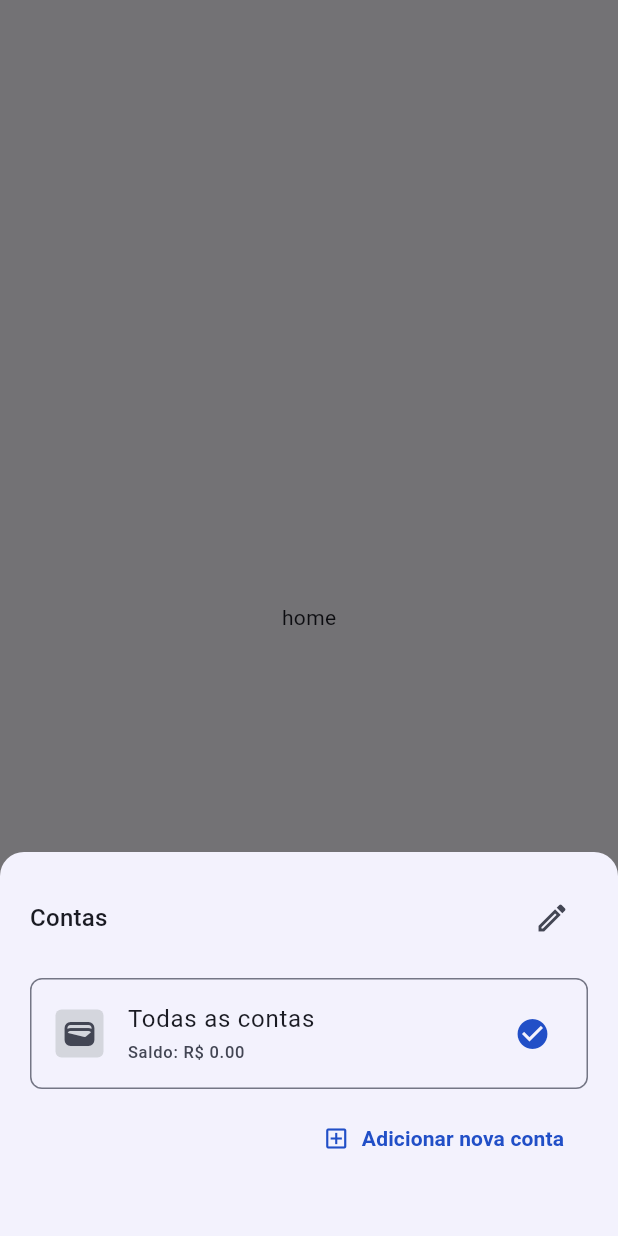
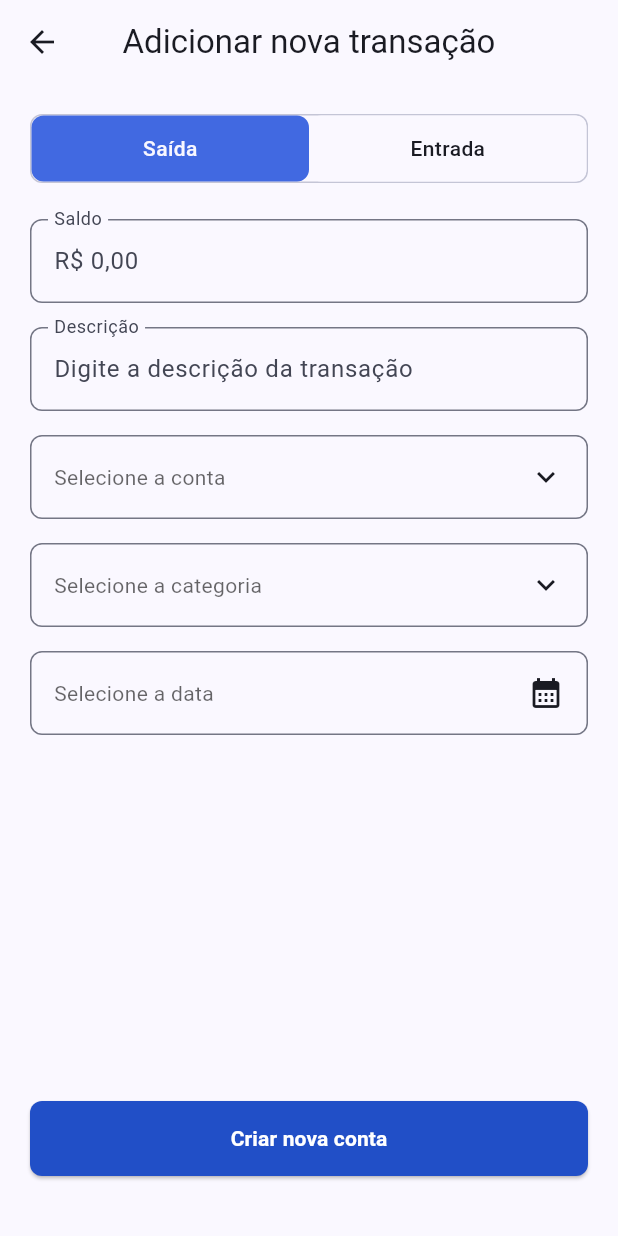
Before and after one commit to LuizHFJesus/konta_app, a Flutter app: the screen it shows after launch, after a tap on the "add" icon, on a phone screen of 412 x 824 dp. Run offline on Flutter 3.47's test engine with Material 3 defaults, Android fonts, the phone set to English and light mode, and no system bars; our stand-ins replace flutter_svg, get, get_it, go_router, google_fonts; missing offline and left inert: dart_either; accounts and stored records are empty; Roboto replaces fonts that are missing (Vazirmatn).

Commit message:
feat(transactions): implement create/update transaction form view

```diff
--- a/lib/app/di/dependency_injection.dart
+++ b/lib/app/di/dependency_injection.dart
@@ -52,7 +52,9 @@ Future<void> injectDependencies() async {
   getIt.registerLazySingleton<AuthController>(AuthController.new);
   getIt.registerLazySingleton<AccountsController>(AccountsController.new);
   getIt.registerFactory<AccountFormController>(AccountFormController.new);
-  getIt.registerFactory<TransactionsController>(TransactionsController.new);
+  getIt.registerLazySingleton<TransactionsController>(
+    TransactionsController.new,
+  );
   getIt.registerFactory<TransactionFormController>(
     TransactionFormController.new,
   );
--- a/lib/app/navigation/app_router.dart
+++ b/lib/app/navigation/app_router.dart
@@ -6,6 +6,8 @@ import 'package:konta_app/feature/accounts/ui/views/accounts_view.dart';
 import 'package:konta_app/feature/accounts/ui/views/add_edit_account_view.dart';
 import 'package:konta_app/feature/auth/view/auth_view.dart';
 import 'package:konta_app/feature/home/ui/base_screen.dart';
+import 'package:konta_app/feature/transactions/domain/models/transaction.dart';
+import 'package:konta_app/feature/transactions/ui/views/transaction_form_view.dart';
 
 class AppRouter {
   late final GoRouter router;
@@ -91,6 +93,28 @@ class AppRouter {
             ),
           ],
         ),
+
+        GoRoute(
+          name: AppRoutes.transactions,
+          path: AppRoutes.transactions,
+          builder: (context, state) =>
+              const Center(child: Text('transactions')),
+          routes: [
+            GoRoute(
+              name: AppRoutes.transactionsCreate,
+              path: 'create',
+              builder: (context, state) => const TransactionFormView(),
+            ),
+            GoRoute(
+              name: AppRoutes.transactionsUpdate,
+              path: 'update/:id',
+              builder: (context, state) {
+                final transaction = state.extra as Transaction?;
+                return TransactionFormView(transactionToEdit: transaction);
+              },
+            ),
+          ],
+        ),
       ],
     );
   }
--- a/lib/app/navigation/app_routes.dart
+++ b/lib/app/navigation/app_routes.dart
@@ -5,6 +5,9 @@ class AppRoutes {
   static const String reminder = '/reminder';
   static const String profile = '/profile';
   static const String accounts = '/accounts';
-  static const String accountsCreate = '/accounts/create';
-  static const String accountsEdit = '/accounts/edit/:id';
+  static const String accountsCreate = '$accounts/create';
+  static const String accountsEdit = '$accounts/edit/:id';
+  static const String transactions = '/transactions';
+  static const String transactionsCreate = '$transactions/create';
+  static const String transactionsUpdate = '$transactions/update/:id';
 }
--- a/lib/feature/accounts/ui/widgets/account_tile.dart
+++ b/lib/common/widgets/custom_tile.dart
@@ -1,22 +1,22 @@
 import 'package:flutter/material.dart';
 
-class AccountTile extends StatelessWidget {
-  const AccountTile({
+class CustomTile extends StatelessWidget {
+  const CustomTile({
     required this.icon,
     required this.color,
-    required this.name,
-    required this.balance,
-    required this.trailing,
-    required this.onTap,
+    required this.title,
+    this.subTitle,
+    this.trailing,
+    this.onTap,
     super.key,
   });
 
   final IconData icon;
   final Color color;
-  final String name;
-  final double balance;
+  final String title;
+  final String? subTitle;
   final Widget? trailing;
-  final VoidCallback onTap;
+  final VoidCallback? onTap;
 
   @override
   Widget build(BuildContext context) {
@@ -28,22 +28,24 @@ class AccountTile extends StatelessWidget {
         width: 32,
         decoration: BoxDecoration(
           borderRadius: BorderRadius.circular(4),
-            color: HSLColor.fromColor(color).withLightness(0.85).toColor(),
+          color: HSLColor.fromColor(color).withLightness(0.87).toColor(),
         ),
         alignment: Alignment.center,
         child: Icon(icon, color: color),
       ),
-      title: Text(name),
-      subtitle: Text(
-        'Saldo: R\$ ${balance.toStringAsFixed(2)}',
-        style: theme.textTheme.labelSmall?.copyWith(
-          color: theme.colorScheme.onSurfaceVariant,
-        ),
-      ),
+      title: Text(title),
+      subtitle: subTitle != null
+          ? Text(
+              subTitle!,
+              style: theme.textTheme.labelSmall?.copyWith(
+                color: theme.colorScheme.onSurfaceVariant,
+              ),
+            )
+          : null,
       onTap: onTap,
       trailing: trailing,
       shape: RoundedRectangleBorder(
-        side: BorderSide(color: theme.colorScheme.outline),
+        side: BorderSide(color: theme.colorScheme.outlineVariant),
         borderRadius: BorderRadius.circular(8),
       ),
     );
--- /dev/null
+++ b/lib/common/widgets/custom_toggle.dart
@@ -0,0 +1,67 @@
+import 'package:flutter/material.dart';
+
+class ToggleOption {
+  final String label;
+
+  const ToggleOption(this.label);
+}
+
+class CustomToggle extends StatelessWidget {
+  final List<ToggleOption> options;
+  final int selectedIndex;
+  final ValueChanged<int> onChanged;
+
+  const CustomToggle({
+    super.key,
+    required this.options,
+    required this.selectedIndex,
+    required this.onChanged,
+  });
+
+  @override
+  Widget build(BuildContext context) {
+    final theme = Theme.of(context);
+    return Container(
+      decoration: BoxDecoration(
+        border: Border.all(color: theme.colorScheme.outlineVariant),
+        borderRadius: const BorderRadius.horizontal(
+          left: Radius.circular(8),
+          right: Radius.circular(8),
+        ),
+      ),
+      child: Row(
+        children: List.generate(options.length, (index) {
+          final isSelected = index == selectedIndex;
+
+          return Expanded(
+            child: GestureDetector(
+              onTap: () => onChanged(index),
+              child: Container(
+                padding: const EdgeInsets.symmetric(vertical: 12),
+                decoration: BoxDecoration(
+                  color: isSelected
+                      ? theme.colorScheme.primaryContainer
+                      : theme.colorScheme.surface,
+                  borderRadius: const BorderRadius.horizontal(
+                    left: Radius.circular(8),
+                    right: Radius.circular(8),
+                  ),
+                ),
+                alignment: Alignment.center,
+                child: Text(
+                  options[index].label,
+                  style: TextStyle(
+                    color: isSelected
+                        ? theme.colorScheme.onPrimaryContainer
+                        : theme.colorScheme.onSurface,
+                    fontWeight: FontWeight.w500,
+                  ),
+                ),
+              ),
+            ),
+          );
+        }),
+      ),
+    );
+  }
+}
--- a/lib/common/widgets/picker_field.dart
+++ b/lib/common/widgets/picker_field.dart
@@ -7,12 +7,14 @@ class PickerField extends StatelessWidget {
     required this.valueWidget,
     this.onTap,
     this.validator,
+    this.icon = Icons.keyboard_arrow_down,
   });
 
   final String labelText;
   final Widget valueWidget;
   final VoidCallback? onTap;
   final FormFieldValidator<String>? validator;
+  final IconData icon;
 
   @override
   Widget build(BuildContext context) {
@@ -39,7 +41,7 @@ class PickerField extends StatelessWidget {
                   children: [
                     valueWidget,
                     Icon(
-                      Icons.keyboard_arrow_down,
+                      icon,
                       color: Theme.of(context).colorScheme.onSurface,
                     ),
                   ],
--- a/lib/feature/accounts/data/model/account.dart
+++ b/lib/feature/accounts/data/model/account.dart
@@ -54,4 +54,10 @@ class Account {
       colorValue: map['colorValue'] as int,
     );
   }
+
+  @override
+  String toString() {
+    return 'Account(id: $id, name: $name, balance: $balance, '
+        'iconCodePoint: $iconCodePoint, colorValue: $colorValue)';
+  }
 }
--- a/lib/feature/accounts/ui/widgets/account_selector_tile.dart
+++ b/lib/feature/accounts/ui/widgets/account_selector_tile.dart
@@ -1,5 +1,5 @@
 import 'package:flutter/material.dart';
-import 'package:konta_app/feature/accounts/ui/widgets/account_tile.dart';
+import 'package:konta_app/common/widgets/custom_tile.dart';
 
 class AccountSelectorTile extends StatelessWidget {
   const AccountSelectorTile({
@@ -23,11 +23,11 @@ class AccountSelectorTile extends StatelessWidget {
   Widget build(BuildContext context) {
     final theme = Theme.of(context);
 
-    return AccountTile(
+    return CustomTile(
       icon: icon,
       color: color,
-      name: name,
-      balance: balance,
+      title: name,
+      subTitle: 'Saldo: R\$ ${balance.toStringAsFixed(2)}',
       trailing: isSelected
           ? Icon(
               Icons.check_circle,
--- a/lib/feature/categories/ui/controllers/categories_controller.dart
+++ b/lib/feature/categories/ui/controllers/categories_controller.dart
@@ -26,4 +26,8 @@ class CategoriesController extends GetxController {
     );
     _isLoading.value = false;
   }
+
+  Category getCategoryById(String categoryId) {
+    return _categories.firstWhere((cat) => cat.id == categoryId);
+  }
 }
--- a/lib/feature/home/ui/base_screen.dart
+++ b/lib/feature/home/ui/base_screen.dart
@@ -1,6 +1,7 @@
 import 'package:flutter/material.dart';
 import 'package:get/get.dart';
 import 'package:go_router/go_router.dart';
+import 'package:konta_app/app/navigation/app_routes.dart';
 import 'package:konta_app/feature/accounts/ui/bottom_sheets/account_selector_bottom_sheet.dart';
 
 class BaseScreen extends StatelessWidget {
@@ -24,19 +25,7 @@ class BaseScreen extends StatelessWidget {
       appBar: AppBar(),
       body: navigationShell,
       floatingActionButton: FloatingActionButton(
-        onPressed: () async {
-          // FOR TESTING ONLY! REMOVE IT AFTER THE ACCOUNTS FEATURE IS COMPLETE!
-          await showModalBottomSheet<AccountSelectorBottomSheet>(
-            context: context,
-            builder: (_) => const AccountSelectorBottomSheet(),
-            shape: const RoundedRectangleBorder(
-              borderRadius: BorderRadius.only(
-                topLeft: Radius.circular(16),
-                topRight: Radius.circular(16),
-              ),
-            ),
-          );
-        },
+        onPressed: () async => await context.push(AppRoutes.transactionsCreate),
         shape: const CircleBorder(),
         child: const Icon(Icons.add),
       ),
--- a/lib/feature/transactions/domain/models/transaction.dart
+++ b/lib/feature/transactions/domain/models/transaction.dart
@@ -1,4 +1,4 @@
-enum TransactionType { income, expense }
+enum TransactionType { expense, income }
 
 class Transaction {
   final String id;
--- /dev/null
+++ b/lib/feature/transactions/ui/views/transaction_form_view.dart
@@ -0,0 +1,303 @@
+import 'package:flutter/material.dart';
+import 'package:flutter/services.dart';
+import 'package:get/get.dart';
+import 'package:go_router/go_router.dart';
+import 'package:intl/intl.dart';
+import 'package:konta_app/app/di/dependency_injection.dart';
+import 'package:konta_app/common/utils/currency_input_formatter.dart';
+import 'package:konta_app/common/widgets/confirmation_dialog.dart';
+import 'package:konta_app/common/widgets/custom_elevated_button.dart';
+import 'package:konta_app/common/widgets/custom_tile.dart';
+import 'package:konta_app/common/widgets/custom_toggle.dart';
+import 'package:konta_app/common/widgets/picker_field.dart';
+import 'package:konta_app/common/widgets/tile_selector_bottom_sheet.dart';
+import 'package:konta_app/feature/accounts/data/model/account.dart';
+import 'package:konta_app/feature/accounts/ui/bottom_sheets/account_selector_bottom_sheet.dart';
+import 'package:konta_app/feature/accounts/ui/controllers/accounts_controller.dart';
+import 'package:konta_app/feature/categories/domain/models/category.dart';
+import 'package:konta_app/feature/categories/ui/controllers/categories_controller.dart';
+import 'package:konta_app/feature/transactions/domain/models/transaction.dart';
+import 'package:konta_app/feature/transactions/ui/controllers/transactions_form_controller.dart';
+
+class TransactionFormView extends StatefulWidget {
+  const TransactionFormView({super.key, this.transactionToEdit});
+
+  final Transaction? transactionToEdit;
+
+  @override
+  State<TransactionFormView> createState() => _TransactionFormViewState();
+}
+
+class _TransactionFormViewState extends State<TransactionFormView> {
+  late final TransactionFormController controller =
+      getIt<TransactionFormController>();
+
+  late final AccountsController accountsController = Get.put(
+    getIt<AccountsController>(),
+  );
+
+  late final CategoriesController categoriesController =
+      getIt<CategoriesController>();
+
+  late final bool isEditing = widget.transactionToEdit != null;
+
+  @override
+  void initState() {
+    super.initState();
+    WidgetsBinding.instance.addPostFrameCallback((_) async {
+      await categoriesController.getCategories();
+      if (isEditing) {
+        controller.setAccount(
+          accountsController.accounts.firstWhere(
+            (acc) => acc.id == widget.transactionToEdit!.id,
+          ),
+        );
+        controller.setCategory(
+          categoriesController.getCategoryById(
+            widget.transactionToEdit!.categoryId,
+          ),
+        );
+      }
+    });
+  }
+
+  @override
+  Widget build(BuildContext context) {
+    final theme = Theme.of(context);
+
+    return Obx(() {
+      return Scaffold(
+        appBar: AppBar(
+          title: Text(
+            isEditing ? 'Editar transação' : 'Adicionar nova transação',
+          ),
+          centerTitle: true,
+          leading: IconButton(
+            icon: const Icon(Icons.arrow_back),
+            onPressed: () => context.pop(),
+          ),
+          actions: [
+            if (isEditing)
+              IconButton(
+                icon: const Icon(Icons.delete_outline),
+                onPressed: () async {
+                  final shouldDelete = await showDialog<bool>(
+                    context: context,
+                    builder: (BuildContext dialogContext) {
+                      return const ConfirmationDialog(
+                        title: 'Excluir transação',
+                        content:
+                            'Tem certeza que deseja excluir esta transação?',
+                        cancelButtonText: 'Cancelar',
+                        confirmButtonText: 'Excluir',
+                      );
+                    },
+                  );
+
+                  if (shouldDelete!) {
+                    await controller.deleteTransaction(context);
+                  }
+                },
+              ),
+          ],
+        ),
+
+        body: SingleChildScrollView(
+          padding: const EdgeInsets.all(20),
+          child: Form(
+            key: controller.formKey,
+            child: Column(
+              children: [
+                CustomToggle(
+                  options: const [
+                    ToggleOption('Saída'),
+                    ToggleOption('Entrada'),
+                  ],
+                  selectedIndex: controller.selectedType.index,
+                  onChanged: (index) => controller.setTransactionType(
+                    TransactionType.values[index],
+                  ),
+                ),
+                const SizedBox(height: 24),
+                TextFormField(
+                  controller: controller.amountController,
+                  textInputAction: TextInputAction.done,
+                  keyboardType: TextInputType.number,
+                  decoration: InputDecoration(
+                    labelText: 'Saldo',
+                    hintText: r'R$ 0,00',
+                    floatingLabelBehavior: FloatingLabelBehavior.always,
+                    border: OutlineInputBorder(
+                      borderRadius: BorderRadius.circular(8),
+                    ),
+                  ),
+                  inputFormatters: [
+                    FilteringTextInputFormatter.digitsOnly,
+                    CurrencyInputFormatter(),
+                  ],
+                  validator: controller.validateAmount,
+                  readOnly: isEditing,
+                  enabled: !isEditing,
+                ),
+                const SizedBox(height: 16),
+                TextFormField(
+                  controller: controller.descriptionController,
+                  textInputAction: TextInputAction.done,
+                  textCapitalization: TextCapitalization.words,
+                  decoration: InputDecoration(
+                    labelText: 'Descrição',
+                    hintText: 'Digite a descrição da transação',
+                    floatingLabelBehavior: FloatingLabelBehavior.always,
+                    border: OutlineInputBorder(
+                      borderRadius: BorderRadius.circular(8),
+                    ),
+                  ),
+                ),
+                const SizedBox(height: 16),
+                PickerField(
+                  labelText: 'Conta',
+                  onTap: () => _showAccountPicker(context),
+                  validator: (_) => controller.validateAccount(),
+                  valueWidget: controller.selectedAccount == null
+                      ? Text(
+                          'Selecione a conta',
+                          style: TextStyle(color: theme.hintColor),
+                        )
+                      : Text(
+                          controller.selectedAccount!.name,
+                        ),
+                ),
+                const SizedBox(height: 16),
+
+                PickerField(
+                  labelText: 'Categoria',
+                  onTap: () => _showCategoryPicker(context),
+                  validator: (_) => controller.validateCategory(),
+                  valueWidget: controller.selectedCategory == null
+                      ? Text(
+                          'Selecione a categoria',
+                          style: TextStyle(color: theme.hintColor),
+                        )
+                      : Text(controller.selectedCategory!.name),
+                ),
+                const SizedBox(height: 16),
+
+                PickerField(
+                  labelText: 'Data',
+                  onTap: () => _showDatePicker(context),
+                  valueWidget: controller.selectedDate == null
+                      ? Text(
+                          'Selecione a data',
+                          style: TextStyle(color: theme.hintColor),
+                        )
+                      : Text(
+                          DateFormat(
+                            'dd/MM/yyyy HH:mm',
+                          ).format(controller.selectedDate!),
+                        ),
+                  icon: Icons.calendar_month,
+                ),
+              ],
+            ),
+          ),
+        ),
+
+        bottomNavigationBar: Column(
+          mainAxisSize: MainAxisSize.min,
+          children: [
+            if (controller.errorMessage != '')
+              Text(
+                controller.errorMessage,
+                style: Theme.of(context).textTheme.titleLarge?.copyWith(
+                  color: Theme.of(context).colorScheme.error,
+                ),
+              ),
+            Padding(
+              padding: const EdgeInsets.fromLTRB(20, 20, 20, 40),
+              child: CustomElevatedButton(
+                text: isEditing ? 'Salvar alterações' : 'Criar nova conta',
+                onPressed: () => controller.createOrUpdateTransaction(context),
+                isSubmitting: controller.isSubmitting,
+              ),
+            ),
+          ],
+        ),
+      );
+    });
+  }
+
+  void _showAccountPicker(BuildContext context) async {
+    final selectedAccount = await showModalBottomSheet<Account>(
+      context: context,
+      builder: (context) => AccountSelectorBottomSheet(
+        selectedAccountId: controller.selectedAccount != null
+            ? controller.selectedAccount!.id
+            : '',
+      ),
+      shape: const RoundedRectangleBorder(
+        borderRadius: BorderRadius.only(
+          topLeft: Radius.circular(16),
+          topRight: Radius.circular(16),
+        ),
+      ),
+    );
+
+    if (selectedAccount != null) controller.setAccount(selectedAccount);
+  }
+
+  void _showCategoryPicker(BuildContext context) async {
+    final selectedCategory = await showModalBottomSheet<Category>(
+      context: context,
+      isScrollControlled: true,
+      builder: (context) => TileSelectorBottomSheet<Category>(
+        title: 'Categorias',
+        items: categoriesController.categories,
+        selectedItem: controller.selectedCategory,
+        onItemSelected: (category) => context.pop(category),
+        itemBuilder: (context, cat, isSelected) {
+          return CustomTile(
+            icon: cat.icon,
+            color: cat.color,
+            title: cat.name,
+            trailing: isSelected
+                ? Icon(
+                    Icons.check_circle,
+                    color: Theme.of(context).colorScheme.primary,
+                  )
+                : null,
+          );
+        },
+      ),
+      shape: const RoundedRectangleBorder(
+        borderRadius: BorderRadius.only(
+          topLeft: Radius.circular(16),
+          topRight: Radius.circular(16),
+        ),
+      ),
+    );
+
+    if (selectedCategory != null) controller.setCategory(selectedCategory);
+  }
+
+  void _showDatePicker(BuildContext context) async {
+    final pickedDate = await showDatePicker(
+      context: context,
+      initialDate: controller.selectedDate,
+      firstDate: DateTime(2000),
+      lastDate: DateTime(2100),
+    );
+    if (pickedDate == null) return;
+
+    final pickedTime = await showTimePicker(
+      context: context,
+      initialTime: controller.selectedDate != null
+          ? TimeOfDay.fromDateTime(controller.selectedDate!)
+          : TimeOfDay.now(),
+    );
+    if (pickedTime == null) return;
+
+    controller.setDate(
+      pickedDate.copyWith(hour: pickedTime.hour, minute: pickedTime.minute),
+    );
+  }
+}
```
Also changed, not shown: lib/common/widgets/tile_selector_bottom_sheet.dart (added, +51 -0 lines), lib/feature/accounts/ui/bottom_sheets/account_selector_bottom_sheet.dart (+17 -6 lines), lib/feature/accounts/ui/views/accounts_view.dart (+4 -4 lines), lib/feature/transactions/ui/controllers/transactions_form_controller.dart (+56 -24 lines).
